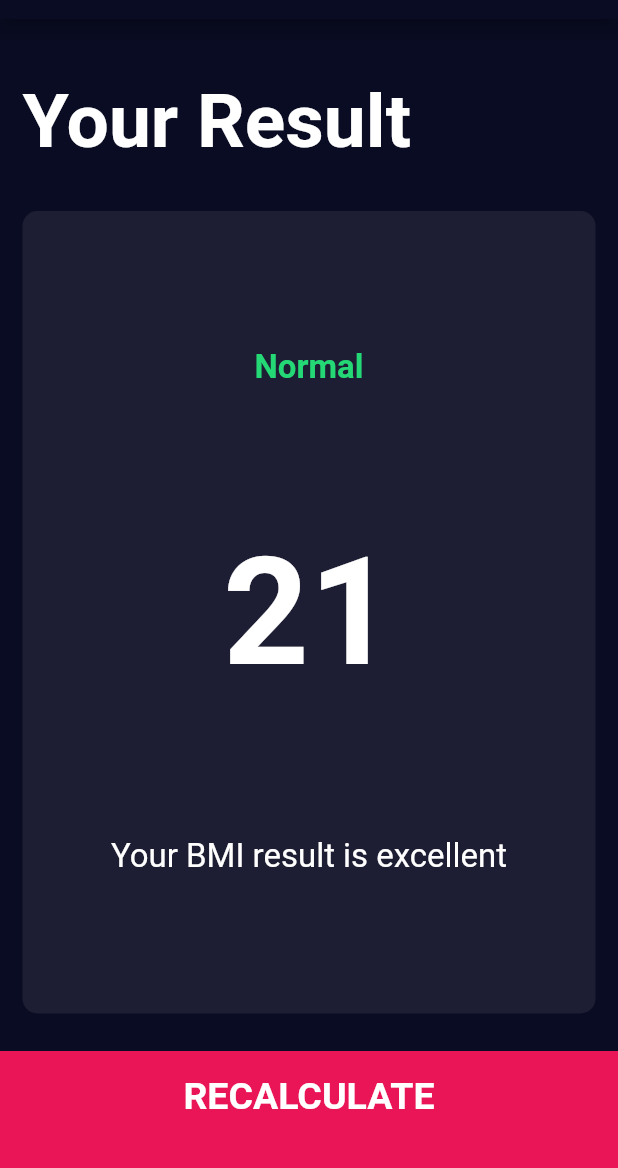
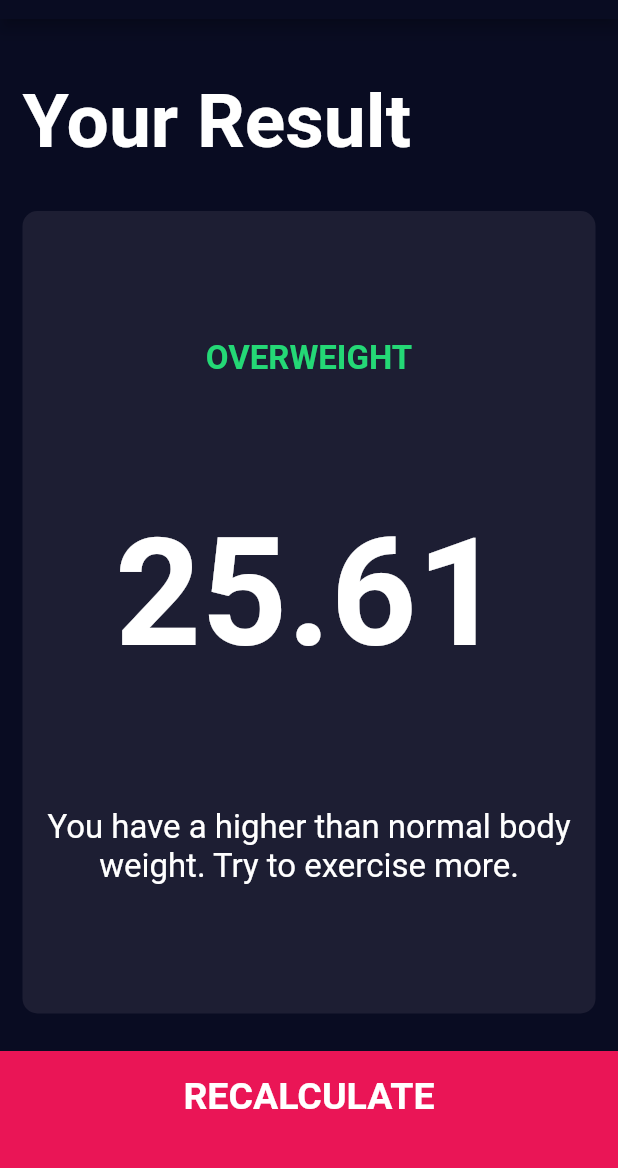
Before and after one commit to Flutter-Refs/bmi-calculator, a Flutter app: the screen it shows after launch, after a tap on "CALCULATE YOUR BMI", on a phone screen of 412 x 824 dp, the part 65-1233 px from its top. Run offline on Flutter 3.47's test engine with Material 2 defaults, Android fonts, the phone set to English and light mode, and no system bars; our stand-ins replace font_awesome_flutter.

Commit message:
Implemented bmi calculator functionality

```diff
--- /dev/null
+++ b/lib/bmi_calculator.dart
@@ -0,0 +1,37 @@
+import 'dart:math';
+
+class Calculator {
+  final int weight;
+  final int height;
+  late double _bmi;
+
+  Calculator({
+    required this.weight,
+    required this.height,
+  });
+
+  String calculateBMI(){
+    _bmi = weight / pow(height/100, 2);
+    return _bmi.toStringAsFixed(2);
+  }
+
+  String getResult(){
+    if (_bmi >= 25) {
+      return 'Overweight';
+    } else if (_bmi > 15.5){
+      return 'Normal';
+    } else {
+      return 'Underweight';
+    }
+  }
+
+  String getInterpretation(){
+    if (_bmi >= 25) {
+      return 'You have a higher than normal body weight. Try to exercise more.';
+    } else if (_bmi > 15.5){
+      return 'You have a normal body weight. Good job!';
+    } else {
+      return 'You have a lower than normal body weight. You can eat a bit more.';
+    }
+  }
+}
--- a/lib/pages/input_page.dart
+++ b/lib/pages/input_page.dart
@@ -1,10 +1,12 @@
 // ignore_for_file: prefer_const_constructors, prefer_const_literals_to_create_immutables, must_be_immutable
 
+import 'package:bmi_calculator/bmi_calculator.dart';
 import 'package:bmi_calculator/components/bottom_button.dart';
 import 'package:bmi_calculator/common/constants.dart';
 import 'package:bmi_calculator/common/enums/gender.dart';
 import 'package:bmi_calculator/components/gender_child_card.dart';
 import 'package:bmi_calculator/components/label_text.dart';
+import 'package:bmi_calculator/main.dart';
 import 'package:bmi_calculator/pages/results_page.dart';
 import 'package:bmi_calculator/components/reusable_card.dart';
 import 'package:bmi_calculator/components/rounded_icon_button.dart';
@@ -217,12 +219,22 @@ class _InputPageState extends State<InputPage> {
           ),
           // Calculate BMI
           BottomButton(
-            label: 'CALCULATE YOUR BMI',
-            onPressed: () => Navigator.push(
-              context,
-              MaterialPageRoute(builder: (context) => const ResultsPage()),
-            ),
-          ),
+              label: 'CALCULATE YOUR BMI',
+              onPressed: () {
+                Calculator bmiCalculator =
+                    Calculator(height: height.round(), weight: weight);
+
+                Navigator.push(
+                  context,
+                  MaterialPageRoute(
+                    builder: (context) => ResultsPage(
+                      bmiResult: bmiCalculator.calculateBMI(),
+                      resultText: bmiCalculator.getResult(),
+                      interpretation: bmiCalculator.getInterpretation(),
+                    ),
+                  ),
+                );
+              }),
         ],
       ),
     );
--- a/lib/pages/results_page.dart
+++ b/lib/pages/results_page.dart
@@ -7,7 +7,16 @@ import 'package:bmi_calculator/components/reusable_card.dart';
 import 'package:flutter/material.dart';
 
 class ResultsPage extends StatelessWidget {
-  const ResultsPage({super.key});
+  final String bmiResult;
+  final String resultText;
+  final String interpretation;
+
+  const ResultsPage({
+    super.key,
+    required this.bmiResult,
+    required this.resultText,
+    required this.interpretation,
+  });
 
   @override
   Widget build(BuildContext context) {
@@ -39,15 +48,16 @@ class ResultsPage extends StatelessWidget {
                 crossAxisAlignment: CrossAxisAlignment.center,
                 children: [
                   Text(
-                    'Normal',
+                    resultText.toUpperCase(),
                     style: kResultTextStyle,
                   ),
                   Text(
-                    '21',
+                    bmiResult,
                     style: kBMITextStyle,
                   ),
                   Text(
-                    'Your BMI result is excellent',
+                    textAlign: TextAlign.center,
+                    interpretation,
                     style: kBodyTextStyle,
                   ),
                 ],
```
Also changed, not shown: lib/main.dart (line endings or trailing spaces).
